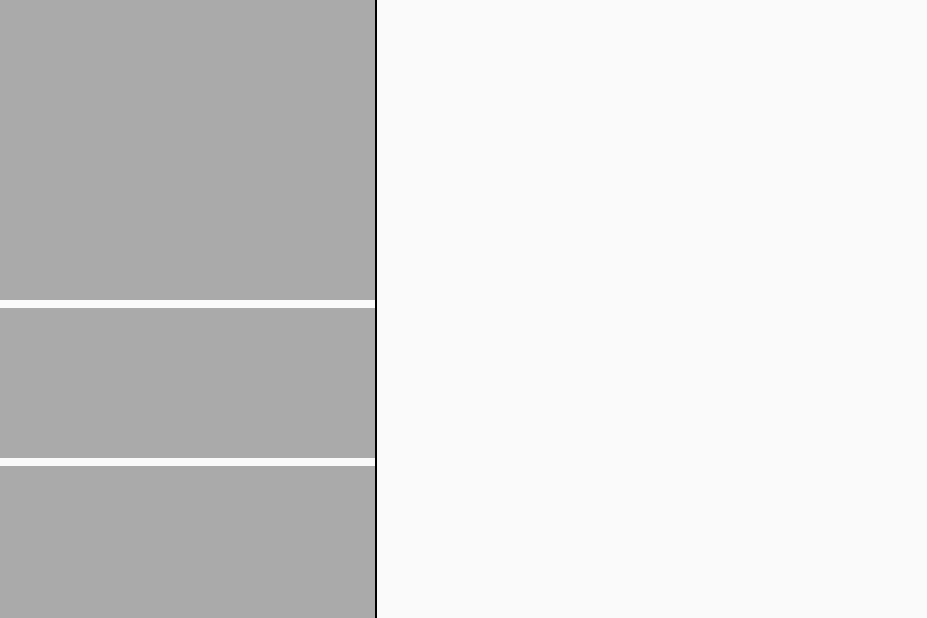
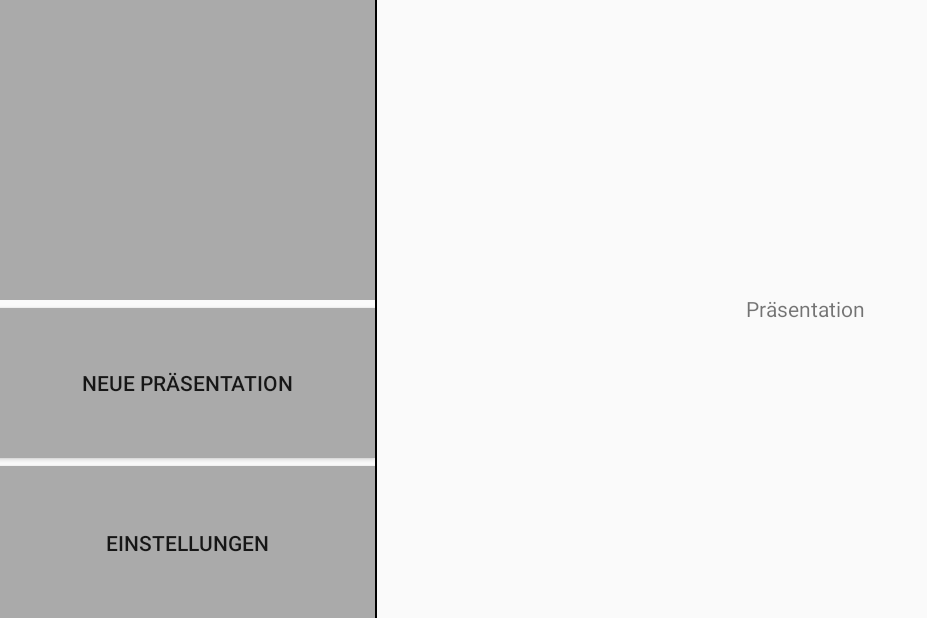
Before and after one commit to EvisN/BischofshofApp, an Android app: the screen it shows after launch (MainActivity), on a phone screen of 824 x 412 dp (held sideways). Shown: the whole screen, without its empty margins (0-927 px from the left). Run offline under Robolectric (Android 15) with nearby library versions, the phone set to English and light mode, and no system bars.

Commit message:
Basic Layout Start Screen

```diff
--- a/BischofshofPresenter/app/src/main/res/layout/activity_main.xml
+++ b/BischofshofPresenter/app/src/main/res/layout/activity_main.xml
@@ -25,39 +25,44 @@
             android:background="@android:color/darker_gray"
         />
 
-        <ImageButton
+        <Button
             android:layout_width="fill_parent"
             android:layout_height="100dp"
             android:layout_marginTop="5dp"
             android:layout_below="@id/img_logo"
             android:id="@+id/btn_new_presentation"
             android:background="@android:color/darker_gray"
+            android:text="Neue Präsentation"
             />
 
-        <ImageButton
+        <Button
             android:layout_width="fill_parent"
             android:layout_height="100dp"
             android:layout_marginTop="5dp"
             android:layout_below="@id/btn_new_presentation"
             android:id="@+id/btn_saved_presentations"
             android:background="@android:color/darker_gray"
+            android:text="Gespeicherte Präsentationen"
             />
 
-        <ImageButton
+        <Button
             android:layout_width="fill_parent"
             android:layout_height="100dp"
             android:layout_marginTop="5dp"
             android:layout_below="@id/btn_saved_presentations"
             android:id="@+id/btn_schnellzugriff"
             android:background="@android:color/darker_gray"
+            android:text="Schnellzugriff"
             />
 
-        <ImageButton
+        <Button
             android:layout_width="fill_parent"
             android:layout_height="100dp"
             android:layout_alignParentBottom="true"
             android:id="@+id/btn_einstellungen"
-            android:background="@android:color/darker_gray"/>
+            android:background="@android:color/darker_gray"
+            android:text="Einstellungen"
+            />
 
     </RelativeLayout>
 
@@ -66,6 +71,14 @@
         android:layout_height="fill_parent"
         android:background="@android:color/black"
         android:layout_toRightOf="@id/navigation"
+
         />
 
+    <TextView
+        android:layout_width="match_parent"
+        android:layout_height="match_parent"
+        android:layout_toRightOf="@id/navigation"
+        android:gravity="center"
+        android:text="Präsentation"/>
+
 </RelativeLayout>
```
